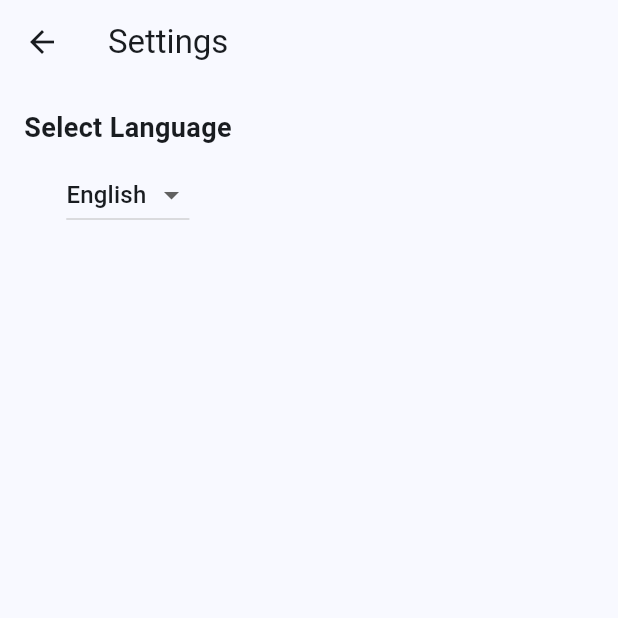
After one commit to tinowski/bus_tech_app, a Flutter app: the SettingsScreen screen opened by its route, on a phone screen of 412 x 824 dp, the top half of it. The commit adds this screen. Run offline on Flutter 3.47's test engine with Material 3 defaults, Android fonts, the phone set to English and light mode, and no system bars; our stand-ins replace equatable, flutter_bloc, table_calendar.

Commit message:
Fixing time formatting and adding settings screen

```diff
--- /dev/null
+++ b/lib/bloc/settings/settings_cubit.dart
@@ -0,0 +1,16 @@
+import 'package:flutter_bloc/flutter_bloc.dart';
+import 'package:flutter/material.dart';
+import 'settings_state.dart';
+
+class SettingsCubit extends Cubit<SettingsState> {
+  SettingsCubit()
+      : super(
+          // Default to English if nothing is set
+          const SettingsState(locale: Locale('en')),
+        );
+
+  // Update the current locale
+  void changeLocale(Locale newLocale) {
+    emit(state.copyWith(locale: newLocale));
+  }
+}
--- /dev/null
+++ b/lib/bloc/settings/settings_state.dart
@@ -0,0 +1,17 @@
+import 'package:equatable/equatable.dart';
+import 'package:flutter/material.dart';
+
+class SettingsState extends Equatable {
+  final Locale locale;
+
+  const SettingsState({required this.locale});
+
+  SettingsState copyWith({Locale? locale}) {
+    return SettingsState(
+      locale: locale ?? this.locale,
+    );
+  }
+
+  @override
+  List<Object?> get props => [locale];
+}
--- /dev/null
+++ b/lib/screens/settings_screen.dart
@@ -0,0 +1,71 @@
+import 'package:flutter/material.dart';
+import 'package:flutter_bloc/flutter_bloc.dart';
+import '../bloc/settings/settings_cubit.dart';
+import '../bloc/settings/settings_state.dart';
+
+class SettingsScreen extends StatelessWidget {
+  const SettingsScreen({Key? key}) : super(key: key);
+
+  static const List<Locale> supportedLocales = [
+    Locale('en'),
+    Locale('es'),
+  ];
+
+  @override
+  Widget build(BuildContext context) {
+    return BlocBuilder<SettingsCubit, SettingsState>(
+      builder: (context, settingsState) {
+        return Scaffold(
+          appBar: AppBar(
+            title: const Text('Settings'),
+          ),
+          body: Padding(
+            padding: const EdgeInsets.all(16.0),
+            child: Column(
+              children: [
+                const Text(
+                  'Select Language',
+                  style: TextStyle(fontSize: 18, fontWeight: FontWeight.bold),
+                ),
+                const SizedBox(height: 8),
+                DropdownButton<Locale>(
+                  value: settingsState.locale,
+                  onChanged: (newLocale) {
+                    if (newLocale != null) {
+                      context.read<SettingsCubit>().changeLocale(newLocale);
+                    }
+                  },
+                  items: supportedLocales.map((locale) {
+                    return DropdownMenuItem<Locale>(
+                      value: locale,
+                      // For label, we can simply use the 'languageCode'
+                      // or map it to a more user-friendly name
+                      child: Text(_localeToLanguageName(locale)),
+                    );
+                  }).toList(),
+                ),
+              ],
+            ),
+          ),
+        );
+      },
+    );
+  }
+
+  String _localeToLanguageName(Locale locale) {
+    switch (locale.languageCode) {
+      case 'en':
+        return 'English';
+      case 'es':
+        return 'Español';
+      case 'de':
+        return 'Deutsch';
+      case 'it':
+        return 'Italiano';
+      case 'fr':
+        return 'Français';
+      default:
+        return locale.languageCode;
+    }
+  }
+}
--- a/lib/services/auth_service.dart
+++ b/lib/services/auth_service.dart
@@ -1,8 +1,8 @@
 class AuthService {
   // Mock user data
   final Map<String, String> _users = {
-    'employee1': 'password1',
-    'employee2': 'password2',
+    'bob': 'password1',
+    'anna': 'password2',
   };
 
   bool login(String username, String password) {
--- a/pubspec.yaml
+++ b/pubspec.yaml
@@ -30,10 +30,13 @@ environment:
 dependencies:
   flutter:
     sdk: flutter
+  flutter_localizations:
+    sdk: flutter
   flutter_bloc: ^8.1.2
   table_calendar: ^3.0.8
   cupertino_icons: ^1.0.8
   equatable: ^2.0.5
+  intl: ^0.19.0
 
 dev_dependencies:
   flutter_test:
```
Also changed, not shown: lib/main.dart (+30 -7 lines), lib/screens/timesheet_screen.dart (+69 -30 lines), lib/services/timesheet_service.dart (+8 -2 lines).
